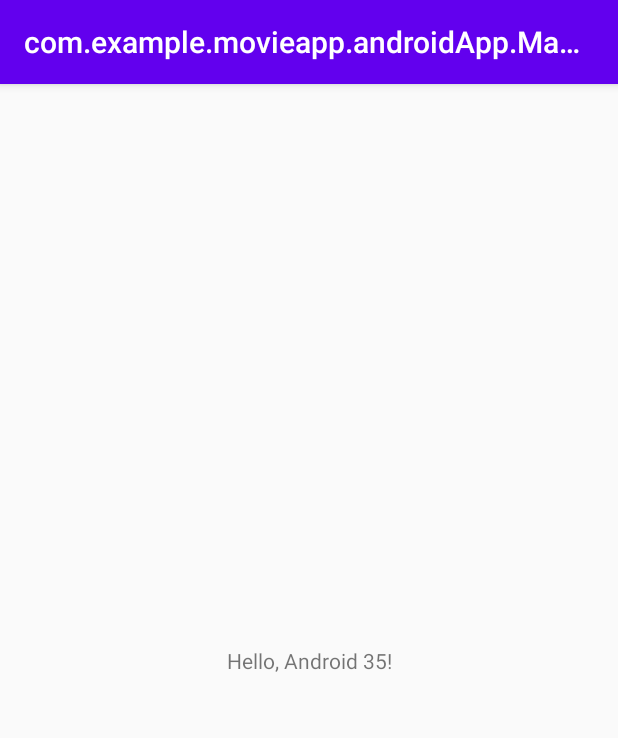
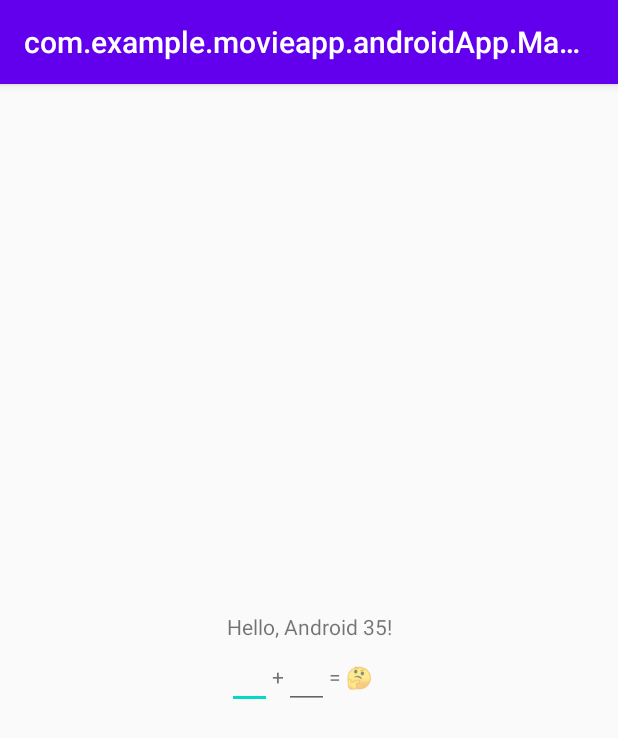
Before and after one commit to sulistiyanto/kmm, an Android app: the screen it shows after launch (MainActivity), on a phone screen of 412 x 824 dp. Shown: the top 738 px of the screen. Run offline under Robolectric (Android 15) with nearby library versions, the phone set to English and light mode, and no system bars.

```diff
--- a/androidApp/src/main/java/com/example/movieapp/androidApp/MainActivity.kt
+++ b/androidApp/src/main/java/com/example/movieapp/androidApp/MainActivity.kt
@@ -2,8 +2,12 @@ package com.example.movieapp.androidApp
 
 import androidx.appcompat.app.AppCompatActivity
 import android.os.Bundle
+import android.text.Editable
+import android.text.TextWatcher
+import android.widget.EditText
 import com.example.movieapp.movieApi.Greeting
 import android.widget.TextView
+import com.example.movieapp.movieApi.Calculator
 
 fun greet(): String {
     return Greeting().greeting()
@@ -14,7 +18,32 @@ class MainActivity : AppCompatActivity() {
         super.onCreate(savedInstanceState)
         setContentView(R.layout.activity_main)
 
-        val tv: TextView = findViewById(R.id.text_view)
+        val tv: TextView = findViewById(R.id.textView)
         tv.text = greet()
+
+        val numATV: EditText = findViewById(R.id.editTextNumberDecimalA)
+        val numBTV: EditText = findViewById(R.id.editTextNumberDecimalB)
+
+        val sumTV: TextView = findViewById(R.id.textViewSum)
+
+        val textWatcher = object: TextWatcher {
+            override fun afterTextChanged(s: Editable?) {
+                try {
+                    val numA = Integer.parseInt(numATV.text.toString())
+                    val numB = Integer.parseInt(numBTV.text.toString())
+                    sumTV.text =  "= " + Calculator.sum(numA, numB).toString()
+                } catch(e: NumberFormatException) {
+                    sumTV.text = "= 🤔"
+                }
+            }
+
+            override fun beforeTextChanged(s: CharSequence?, start: Int, count: Int, after: Int) {}
+
+            override fun onTextChanged(s: CharSequence?, start: Int, before: Int, count: Int) {}
+        }
+
+        numATV.addTextChangedListener(textWatcher)
+        numBTV.addTextChangedListener(textWatcher)
+
     }
 }
--- a/androidApp/src/main/res/layout/activity_main.xml
+++ b/androidApp/src/main/res/layout/activity_main.xml
@@ -8,14 +8,51 @@
     android:id="@+id/main_view"
     tools:context=".MainActivity">
 
-  <TextView
+  <LinearLayout
       android:layout_width="wrap_content"
       android:layout_height="wrap_content"
-      android:text="Hello World!"
-      android:id="@+id/text_view"
+      android:orientation="vertical"
       app:layout_constraintBottom_toBottomOf="parent"
       app:layout_constraintLeft_toLeftOf="parent"
       app:layout_constraintRight_toRightOf="parent"
-      app:layout_constraintTop_toTopOf="parent"/>
+      app:layout_constraintTop_toTopOf="parent">
+    <TextView
+        android:layout_width="wrap_content"
+        android:layout_height="wrap_content"
+        android:text="Hello World!"
+        android:id="@+id/textView"
+        />
+    <LinearLayout
+        android:layout_width="wrap_content"
+        android:layout_height="match_parent"
+        android:orientation="horizontal">
+
+      <EditText
+          android:id="@+id/editTextNumberDecimalA"
+          android:layout_width="30dp"
+          android:layout_height="wrap_content"
+          android:ems="10"
+          android:inputType="number"
+          android:autofillHints="" />
+      <TextView
+          android:layout_width="wrap_content"
+          android:layout_height="wrap_content"
+          android:text="+"
+          />
+      <EditText
+          android:id="@+id/editTextNumberDecimalB"
+          android:layout_width="30dp"
+          android:layout_height="wrap_content"
+          android:ems="10"
+          android:inputType="number"
+          android:autofillHints="" />
+      <TextView
+          android:layout_width="wrap_content"
+          android:layout_height="wrap_content"
+          android:id="@+id/textViewSum"
+          android:text="= 🤔"
+          />
+    </LinearLayout>
+  </LinearLayout>
 
 </androidx.constraintlayout.widget.ConstraintLayout>
```
Also changed, not shown: movieApi/src/commonMain/kotlin/com/example/movieapp/movieApi/Calculator.kt (added, +7 -0 lines), 676 other files.
